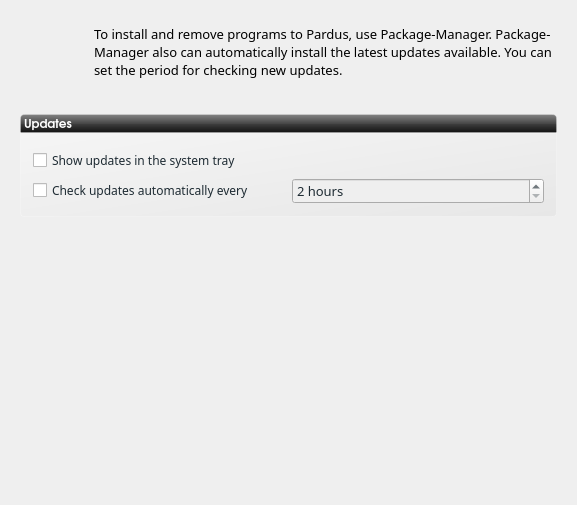
Before: the Qt Designer form kaptan-5.0.5.1/ui/ui_scrPackage.ui in circass/pisi-work, drawn with Qt 5.
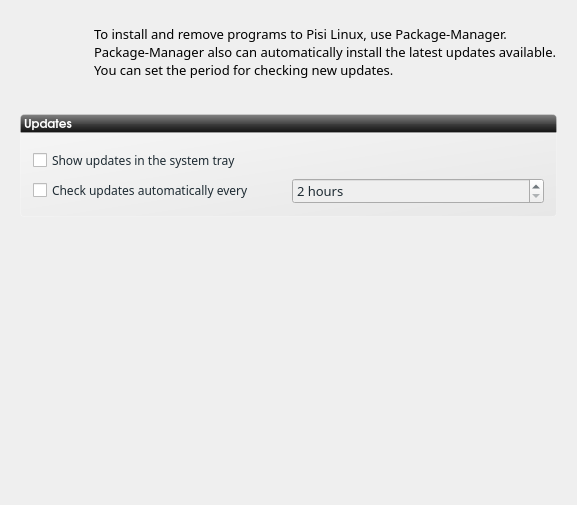
After: the same form once the commit is applied. Icons and pictures are not drawn.

```diff
--- a/kaptan-5.0.5.1/ui/ui_scrPackage.ui
+++ b/kaptan-5.0.5.1/ui/ui_scrPackage.ui
@@ -179,7 +179,7 @@
         <enum>QFrame::Raised</enum>
        </property>
        <property name="text">
-        <string>To install and remove programs to Pardus, use Package-Manager. Package-Manager also can automatically install the latest updates available. You can set the period for checking new updates.</string>
+        <string>To install and remove programs to Pisi Linux, use Package-Manager. Package-Manager also can automatically install the latest updates available. You can set the period for checking new updates.</string>
        </property>
        <property name="wordWrap">
         <bool>true</bool>
```
